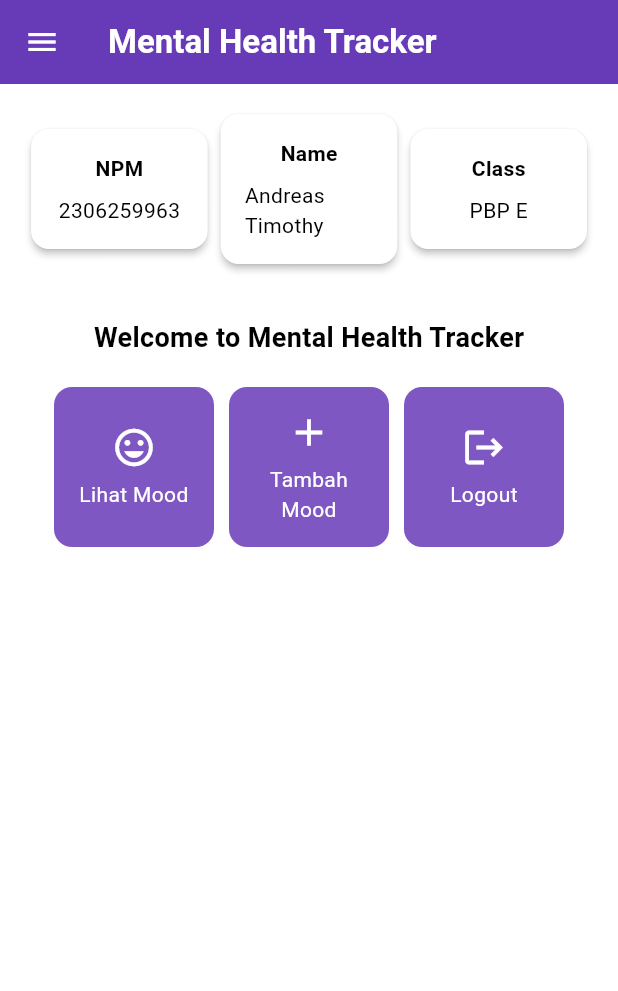
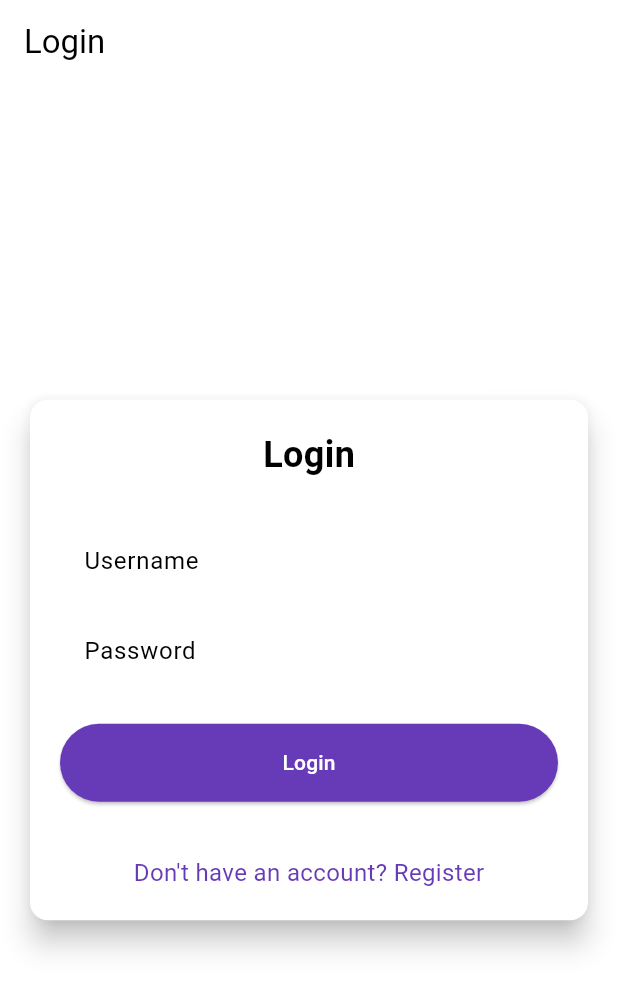
Before and after one commit to andreast12/mental-health-tracker-mobile, a Flutter app: the screen it shows after launch, on a phone screen of 412 x 824 dp. Shown: the top 991 px of the screen. Run offline on Flutter 3.47's test engine with Material 3 defaults, Android fonts, the phone set to English and light mode, and no system bars; missing offline and left inert: pbp_django_auth.

Commit message:
selesai tutorial 8

```diff
--- a/lib/main.dart
+++ b/lib/main.dart
@@ -1,5 +1,7 @@
 import 'package:flutter/material.dart';
-import 'package:mental_health_tracker/screens/menu.dart';
+import 'package:mental_health_tracker/screens/login.dart';
+import 'package:pbp_django_auth/pbp_django_auth.dart';
+import 'package:provider/provider.dart';
 
 void main() {
   runApp(const MyApp());
@@ -11,30 +13,20 @@ class MyApp extends StatelessWidget {
   // This widget is the root of your application.
   @override
   Widget build(BuildContext context) {
-    return MaterialApp(
-      title: 'Flutter Demo',
+    return Provider(
+        create: (_) {
+          CookieRequest request = CookieRequest();
+          return request;
+        },
+        child: MaterialApp(
+          title: 'Mental Health Tracker',
           theme: ThemeData(
-        // This is the theme of your application.
-        //
-        // TRY THIS: Try running your application with "flutter run". You'll see
-        // the application has a purple toolbar. Then, without quitting the app,
-        // try changing the seedColor in the colorScheme below to Colors.green
-        // and then invoke "hot reload" (save your changes or press the "hot
-        // reload" button in a Flutter-supported IDE, or press "r" if you used
-        // the command line to start the app).
-        //
-        // Notice that the counter didn't reset back to zero; the application
-        // state is not lost during the reload. To reset the state, use hot
-        // restart instead.
-        //
-        // This works for code too, not just values: Most code changes can be
-        // tested with just a hot reload.
             colorScheme: ColorScheme.fromSwatch(
               primarySwatch: Colors.deepPurple,
             ).copyWith(secondary: Colors.deepPurple[400]),
             useMaterial3: true,
           ),
-      home: MyHomePage(),
-    );
+          home: const LoginPage(),
+        ));
   }
 }
--- /dev/null
+++ b/lib/screens/login.dart
@@ -0,0 +1,181 @@
+import 'package:mental_health_tracker/screens/menu.dart';
+import 'package:flutter/material.dart';
+import 'package:pbp_django_auth/pbp_django_auth.dart';
+import 'package:provider/provider.dart';
+import 'package:mental_health_tracker/screens/register.dart';
+
+void main() {
+  runApp(const LoginApp());
+}
+
+class LoginApp extends StatelessWidget {
+  const LoginApp({super.key});
+
+  @override
+  Widget build(BuildContext context) {
+    return MaterialApp(
+      title: 'Login',
+      theme: ThemeData(
+        useMaterial3: true,
+        colorScheme: ColorScheme.fromSwatch(
+          primarySwatch: Colors.deepPurple,
+        ).copyWith(secondary: Colors.deepPurple[400]),
+      ),
+      home: const LoginPage(),
+    );
+  }
+}
+
+class LoginPage extends StatefulWidget {
+  const LoginPage({super.key});
+
+  @override
+  State<LoginPage> createState() => _LoginPageState();
+}
+
+class _LoginPageState extends State<LoginPage> {
+  final TextEditingController _usernameController = TextEditingController();
+  final TextEditingController _passwordController = TextEditingController();
+
+  @override
+  Widget build(BuildContext context) {
+    final request = context.watch<CookieRequest>();
+
+    return Scaffold(
+      appBar: AppBar(
+        title: const Text('Login'),
+      ),
+      body: Center(
+        child: SingleChildScrollView(
+          padding: const EdgeInsets.all(16.0),
+          child: Card(
+            elevation: 8,
+            shape: RoundedRectangleBorder(
+              borderRadius: BorderRadius.circular(12.0),
+            ),
+            child: Padding(
+              padding: const EdgeInsets.all(20.0),
+              child: Column(
+                mainAxisSize: MainAxisSize.min,
+                children: [
+                  const Text(
+                    'Login',
+                    style: TextStyle(
+                      fontSize: 24.0,
+                      fontWeight: FontWeight.bold,
+                    ),
+                  ),
+                  const SizedBox(height: 30.0),
+                  TextField(
+                    controller: _usernameController,
+                    decoration: const InputDecoration(
+                      labelText: 'Username',
+                      hintText: 'Enter your username',
+                      border: OutlineInputBorder(
+                        borderRadius: BorderRadius.all(Radius.circular(12.0)),
+                      ),
+                      contentPadding:
+                          EdgeInsets.symmetric(horizontal: 12.0, vertical: 8.0),
+                    ),
+                  ),
+                  const SizedBox(height: 12.0),
+                  TextField(
+                    controller: _passwordController,
+                    decoration: const InputDecoration(
+                      labelText: 'Password',
+                      hintText: 'Enter your password',
+                      border: OutlineInputBorder(
+                        borderRadius: BorderRadius.all(Radius.circular(12.0)),
+                      ),
+                      contentPadding:
+                          EdgeInsets.symmetric(horizontal: 12.0, vertical: 8.0),
+                    ),
+                    obscureText: true,
+                  ),
+                  const SizedBox(height: 24.0),
+                  ElevatedButton(
+                    onPressed: () async {
+                      String username = _usernameController.text;
+                      String password = _passwordController.text;
+
+                      // Cek kredensial
+                      // TODO: Ganti URL dan jangan lupa tambahkan trailing slash (/) di akhir URL!
+                      // Untuk menyambungkan Android emulator dengan Django pada localhost,
+                      // gunakan URL http://10.0.2.2/
+                      final response = await request
+                          .login("http://127.0.0.1:8000/auth/login/", {
+                        'username': username,
+                        'password': password,
+                      });
+
+                      if (request.loggedIn) {
+                        String message = response['message'];
+                        String uname = response['username'];
+                        if (context.mounted) {
+                          Navigator.pushReplacement(
+                            context,
+                            MaterialPageRoute(
+                                builder: (context) => MyHomePage()),
+                          );
+                          ScaffoldMessenger.of(context)
+                            ..hideCurrentSnackBar()
+                            ..showSnackBar(
+                              SnackBar(
+                                  content:
+                                      Text("$message Selamat datang, $uname.")),
+                            );
+                        }
+                      } else {
+                        if (context.mounted) {
+                          showDialog(
+                            context: context,
+                            builder: (context) => AlertDialog(
+                              title: const Text('Login Gagal'),
+                              content: Text(response['message']),
+                              actions: [
+                                TextButton(
+                                  child: const Text('OK'),
+                                  onPressed: () {
+                                    Navigator.pop(context);
+                                  },
+                                ),
+                              ],
+                            ),
+                          );
+                        }
+                      }
+                    },
+                    style: ElevatedButton.styleFrom(
+                      foregroundColor: Colors.white,
+                      minimumSize: const Size(double.infinity, 50),
+                      backgroundColor: Theme.of(context).colorScheme.primary,
+                      padding: const EdgeInsets.symmetric(vertical: 16.0),
+                    ),
+                    child: const Text('Login'),
+                  ),
+                  const SizedBox(height: 36.0),
+                  GestureDetector(
+                    onTap: () {
+                      Navigator.push(
+                        context,
+                        MaterialPageRoute(
+                            builder: (context) => const RegisterPage()),
+                      );
+                    },
+                    child: Text(
+                      'Don\'t have an account? Register',
+                      style: TextStyle(
+                        color: Theme.of(context).colorScheme.primary,
+                        fontSize: 16.0,
+                      ),
+                    ),
+                  ),
+                ],
+              ),
+            ),
+          ),
+        ),
+      ),
+    );
+  }
+}
--- a/pubspec.yaml
+++ b/pubspec.yaml
@@ -35,6 +35,9 @@ dependencies:
   # The following adds the Cupertino Icons font to your application.
   # Use with the CupertinoIcons class for iOS style icons.
   cupertino_icons: ^1.0.8
+  provider: ^6.1.2
+  pbp_django_auth: ^0.4.0
+  http: ^1.2.2
 
 dev_dependencies:
   flutter_test:
```
Also changed, not shown: lib/models/mood_entry.dart (added, +68 -0 lines), lib/screens/list_moodentry.dart (added, +90 -0 lines), lib/screens/moodentry_form.dart (+37 -27 lines), lib/screens/register.dart (added, +166 -0 lines), lib/widgets/left_drawer.dart (+12 -0 lines), lib/widgets/mood_card.dart (+35 -1 lines), pubspec.lock, 2 other files. Lines whose indentation alone changed are shown as unchanged.
